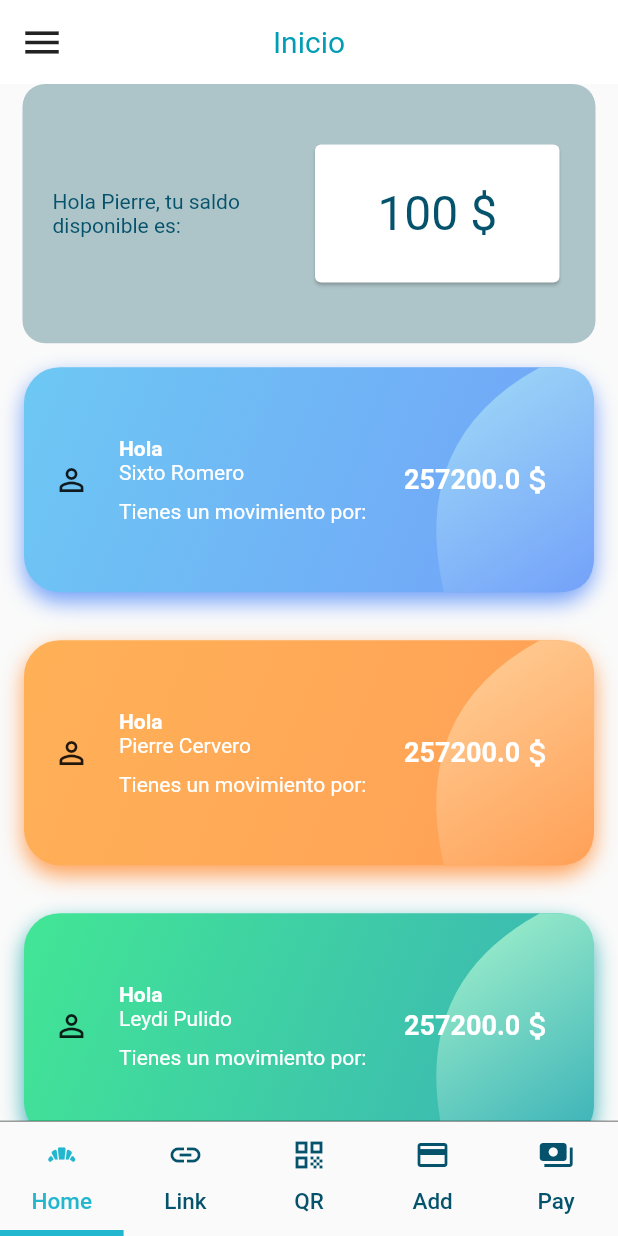
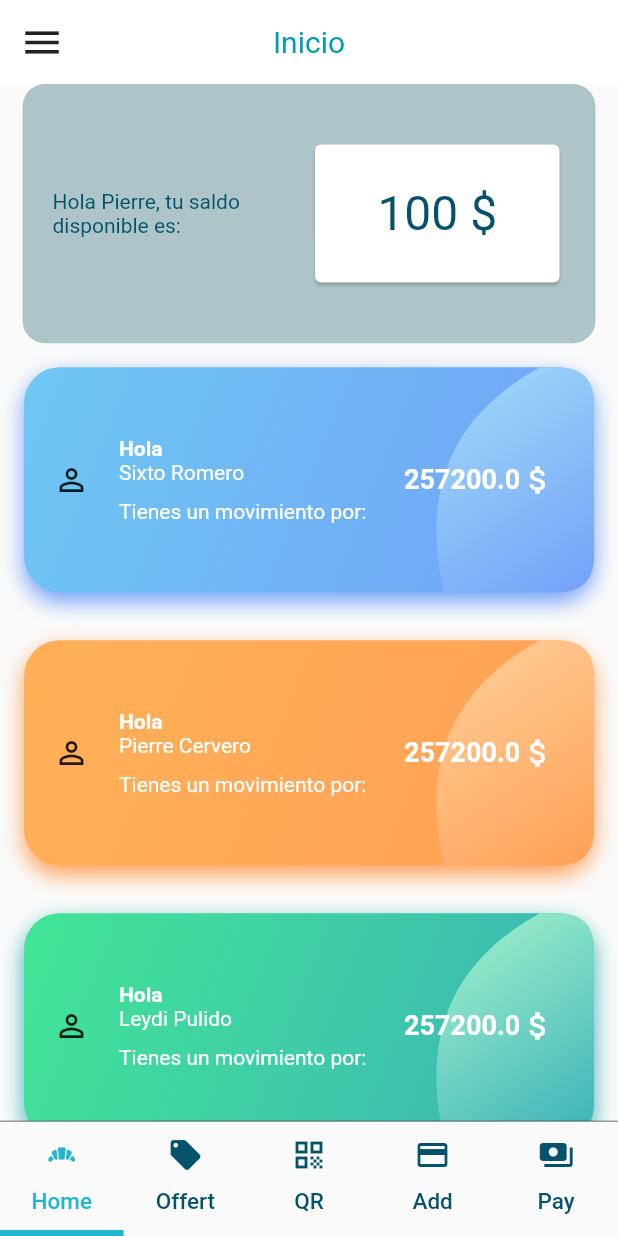
Before and after one commit to cerberodev/flubank, a Flutter app: the HomeScreen screen opened by its route, on a phone screen of 412 x 824 dp. Run offline on Flutter 3.47's test engine with Material 2 defaults, Android fonts, the phone set to English and light mode, and no system bars; our stand-ins replace google_fonts; Roboto replaces fonts that are missing (Avenir).

```diff
--- a/lib/ui/screens/home/home_screen.dart
+++ b/lib/ui/screens/home/home_screen.dart
@@ -1,4 +1,5 @@
 import 'package:flubank/ui/screens/barscreen/barscreen1.dart';
+import 'package:flubank/ui/screens/barscreen/barscreen2.dart';
 import 'package:flubank/ui/widgets/button_bar.dart';
 import 'package:flutter/material.dart';
 
@@ -17,7 +18,7 @@ class HomeScreen extends StatelessWidget {
           body: TabBarView(
             children: [
               BarScreenFirst(),
-              BarScreenFirst(),
+              BarScreenSecond(),
               BarScreenFirst(),
               BarScreenFirst(),
               BarScreenFirst(),
--- a/lib/ui/widgets/button_bar.dart
+++ b/lib/ui/widgets/button_bar.dart
@@ -20,8 +20,8 @@ class ButtomBar extends StatelessWidget {
             text: 'Home',
           ),
           Tab(
-            icon: Icon(Icons.link),
-            text: 'Link',
+            icon: Icon(Icons.local_offer),
+            text: 'Offert',
           ),
           Tab(
             icon: Icon(Icons.qr_code),
```
Also changed, not shown: lib/ui/screens/barscreen/barscreen2.dart (added, +12 -0 lines).
